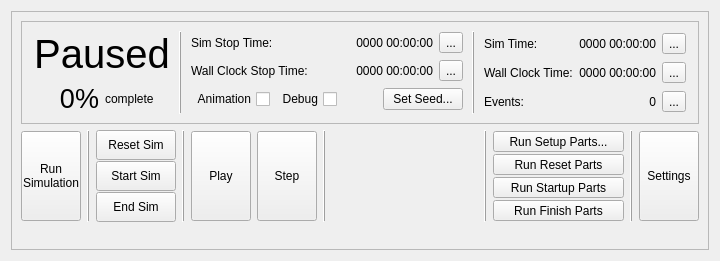
First picture: the form in origame/gui/sim/main/ui_files/main_sim_control_status.ui, repository DND-DRDC-RDDC/OS_ORIGAME, before the edit.
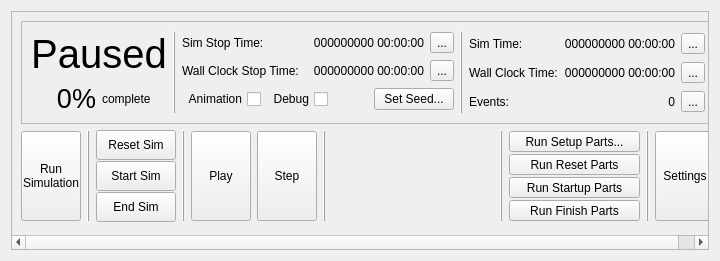
Second picture: the form after the edit. Icons and pictures are not drawn.

Commit message: update the initial displayed max sim time

The edit to the form file:
```diff
--- a/origame/gui/sim/main/ui_files/main_sim_control_status.ui
+++ b/origame/gui/sim/main/ui_files/main_sim_control_status.ui
@@ -186,7 +186,7 @@
                 <item>
                  <widget class="QLabel" name="max_sim_time_label">
                   <property name="text">
-                   <string>0000 00:00:00</string>
+                   <string>000000000 00:00:00</string>
                   </property>
                   <property name="alignment">
                    <set>Qt::AlignRight|Qt::AlignTrailing|Qt::AlignVCenter</set>
@@ -218,7 +218,7 @@
                 <item>
                  <widget class="QLabel" name="max_wall_clock_time_label">
                   <property name="text">
-                   <string>0000 00:00:00</string>
+                   <string>000000000 00:00:00</string>
                   </property>
                   <property name="alignment">
                    <set>Qt::AlignRight|Qt::AlignTrailing|Qt::AlignVCenter</set>
@@ -346,7 +346,7 @@
                 <item>
                  <widget class="QLabel" name="sim_time_label">
                   <property name="text">
-                   <string>0000 00:00:00</string>
+                   <string>000000000 00:00:00</string>
                   </property>
                   <property name="alignment">
                    <set>Qt::AlignRight|Qt::AlignTrailing|Qt::AlignVCenter</set>
@@ -378,7 +378,7 @@
                 <item>
                  <widget class="QLabel" name="wall_clock_time_label">
                   <property name="text">
-                   <string>0000 00:00:00</string>
+                   <string>000000000 00:00:00</string>
                   </property>
                   <property name="alignment">
                    <set>Qt::AlignRight|Qt::AlignTrailing|Qt::AlignVCenter</set>
```
The commit also changes 2 other files.
